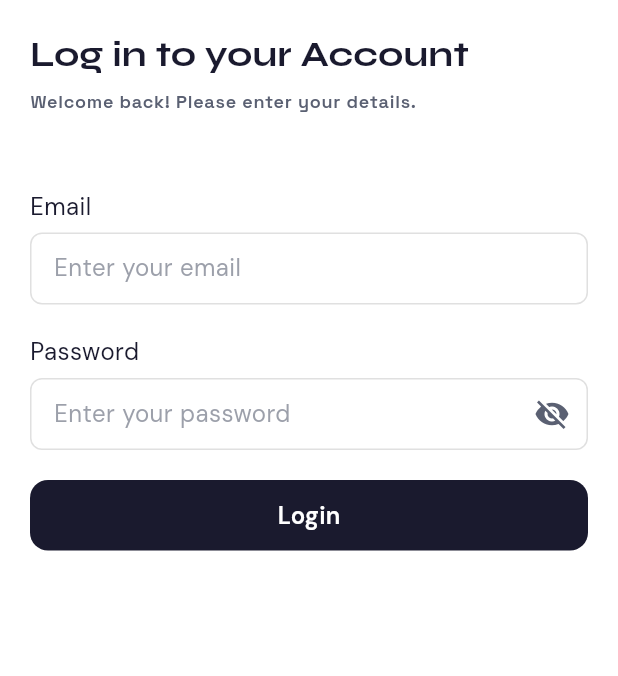
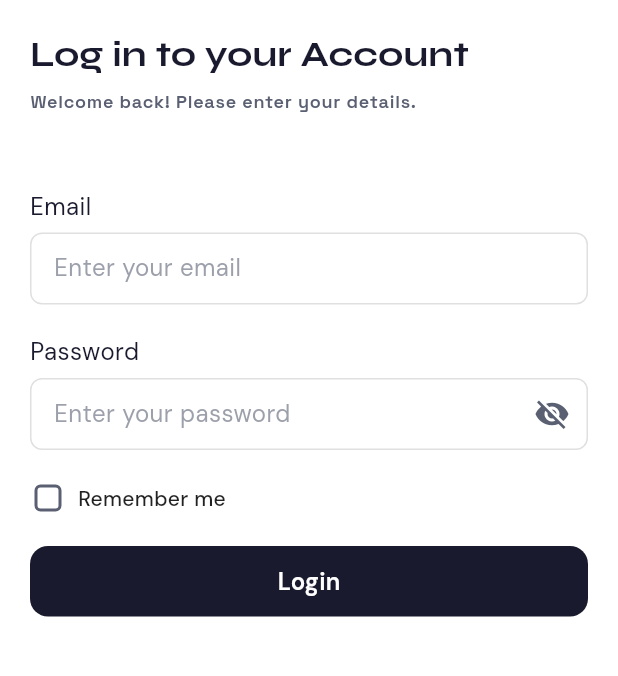
Before and after one commit to Nishan-Pradhan06/sangapu_hotel_lodge, a Flutter app: the screen it shows after launch, on a phone screen of 412 x 824 dp, the part 171-847 px from its top. Run offline on Flutter 3.47's test engine with Material 3 defaults, Android fonts, the phone set to English and light mode, and no system bars; our stand-ins replace dartz, dio, equatable, flutter_bloc, flutter_dotenv, flutter_secure_storage and 13 more; missing offline and left inert: dio_cache_interceptor, file_saver, http_cache_hive_store, nepali_date_picker, nepali_utils; accounts and stored records are empty; statements that could not run were skipped.

Commit message:
add remember me features

```diff
--- a/frontend_app/lib/core/di/dependency_injection.dart
+++ b/frontend_app/lib/core/di/dependency_injection.dart
@@ -2,6 +2,7 @@ import 'package:dio/dio.dart';
 import 'package:get_it/get_it.dart';
 import 'package:retry/retry.dart';
 import 'package:sangapu/features/auth/cubits/logout/logout_cubit.dart';
+import 'package:sangapu/features/auth/cubits/remember_me/remember_me_cubit.dart';
 import 'package:sangapu/features/expenses/blocs/add_expenses/add_expenses_record_bloc.dart';
 import 'package:sangapu/features/expenses/blocs/edit_expenses/edit_expenses_bloc.dart';
 import 'package:sangapu/features/expenses/blocs/get_expenses/get_expenses_bloc.dart';
@@ -42,7 +43,8 @@ Future<void> setupServiceLocator() async {
   sl.registerLazySingleton(() => StatementFilterCubit());
 
   //###---------------CUBIT--------------------###
-  sl.registerLazySingleton(() => LogoutCubit(repo: sl()));
+  sl.registerFactory(() => LogoutCubit(repo: sl()));
+  sl.registerFactory(() => RememberMeCubit());
 
   //###---------------REPOSITORY---------------###
   sl.registerLazySingleton<AuthRepository>(
--- a/frontend_app/lib/core/widgets/bloc_wrapper_widget.dart
+++ b/frontend_app/lib/core/widgets/bloc_wrapper_widget.dart
@@ -1,6 +1,7 @@
 import 'package:flutter/material.dart';
 import 'package:flutter_bloc/flutter_bloc.dart';
 import 'package:sangapu/features/auth/cubits/logout/logout_cubit.dart';
+import 'package:sangapu/features/auth/cubits/remember_me/remember_me_cubit.dart';
 import 'package:sangapu/features/expenses/blocs/add_expenses/add_expenses_record_bloc.dart';
 import 'package:sangapu/features/expenses/blocs/edit_expenses/edit_expenses_bloc.dart';
 import 'package:sangapu/features/rooms/blocs/edit_room_entry/edit_room_entry_bloc.dart';
@@ -25,6 +26,7 @@ class BlocWrapperWidget extends StatelessWidget {
       providers: [
         BlocProvider(create: (_) => sl<LogInBloc>()),
         BlocProvider(create: (_) => sl<LogoutCubit>()),
+        BlocProvider(create: (_) => sl<RememberMeCubit>()),
         BlocProvider(create: (_) => sl<RoomEntryBloc>()),
         BlocProvider(create: (_) => sl<StatementsBloc>()),
         BlocProvider(create: (_) => sl<GetExpensesBloc>()),
--- /dev/null
+++ b/frontend_app/lib/features/auth/cubits/remember_me/remember_me_state.dart
@@ -0,0 +1,3 @@
+part of 'remember_me_cubit.dart';
+
+typedef RememberMeState = BaseState<bool>;
--- a/frontend_app/lib/features/auth/screens/login_page.dart
+++ b/frontend_app/lib/features/auth/screens/login_page.dart
@@ -7,8 +7,10 @@ import '../../../core/widgets/custom_padding.dart';
 import '../../../core/widgets/custom_text_form_field.dart';
 import '../../../core/widgets/custom_toast.dart';
 import '../../../routers/app_routes_names.dart';
+import '../cubits/remember_me/remember_me_cubit.dart';
 import '../models/login_model.dart';
 import '../widgets/auth_header_widget.dart';
+import '../widgets/remember_me_widget.dart';
 
 class LoginPage extends StatefulWidget {
   const LoginPage({super.key});
@@ -23,6 +25,30 @@ class _LoginPageState extends State<LoginPage> {
   final _passwordController = TextEditingController();
 
   @override
+  void initState() {
+    super.initState();
+    _initRememberMe();
+  }
+
+  /// Initialize Cubit state and pre-fill credentials if stored
+  Future<void> _initRememberMe() async {
+    final credentials = await context.read<RememberMeCubit>().loadRememberMe();
+    if (credentials['email'] != null) {
+      _emailController.text = credentials['email']!;
+    }
+    if (credentials['password'] != null) {
+      _passwordController.text = credentials['password']!;
+    }
+  }
+
+  @override
+  void dispose() {
+    _emailController.dispose();
+    _passwordController.dispose();
+    super.dispose();
+  }
+
+  @override
   Widget build(BuildContext context) {
     return Scaffold(
       backgroundColor: Colors.white,
@@ -31,7 +57,14 @@ class _LoginPageState extends State<LoginPage> {
           child: CustomPadding(
             child: Form(
               key: _formKey,
-              child: Column(
+              child: BlocBuilder<RememberMeCubit, RememberMeState>(
+                builder: (context, rememberMeState) {
+                  final bool isChecked = rememberMeState.maybeWhen(
+                    loaded: (isRemembered) => isRemembered,
+                    orElse: () => false,
+                  );
+
+                  return Column(
                     spacing: 20,
                     crossAxisAlignment: CrossAxisAlignment.start,
                     children: [
@@ -57,7 +90,15 @@ class _LoginPageState extends State<LoginPage> {
                         borderColor: Colors.grey[300]!,
                         type: CustomTextFieldType.password,
                       ),
-
+                      // Remember Me Checkbox Row
+                      RememberMeWidget(
+                        value: isChecked,
+                        onChanged: (bool? newValue) {
+                          context.read<RememberMeCubit>().toggleRememberMe(
+                            newValue ?? false,
+                          );
+                        },
+                      ),
                       BlocConsumer<LogInBloc, LogInState>(
                           listener: (context, state) {
                             state.whenOrNull(
@@ -65,6 +106,10 @@ class _LoginPageState extends State<LoginPage> {
                                 CustomToast.showError(failure.message);
                               },
                               loaded: (data) {
+                                context.read<RememberMeCubit>().handleLoginSuccess(
+                                  email: _emailController.text,
+                                  password: _passwordController.text,
+                                );
                                 context.goNamed(AppRoutesName.bottomNavRoutePage);
                                 CustomToast.showSuccess(data);
                               },
@@ -95,6 +140,8 @@ class _LoginPageState extends State<LoginPage> {
                         },
                       ),
                     ],
+                  );
+                },
               ),
             ),
           ),
--- /dev/null
+++ b/frontend_app/lib/features/auth/widgets/remember_me_widget.dart
@@ -0,0 +1,48 @@
+import 'package:flutter/material.dart';
+
+class RememberMeWidget extends StatelessWidget {
+  final bool value;
+  final ValueChanged<bool?> onChanged;
+  final String label;
+
+  const RememberMeWidget({
+    super.key,
+    required this.value,
+    required this.onChanged,
+    this.label = 'Remember me',
+  });
+
+  @override
+  Widget build(BuildContext context) {
+    return Row(
+      mainAxisSize: MainAxisSize.min,
+      children: [
+        SizedBox(
+          height: 24,
+          width: 24,
+          child: Checkbox(
+            value: value,
+            activeColor: Theme.of(context).primaryColor,
+            visualDensity: VisualDensity.compact,
+            shape: RoundedRectangleBorder(
+              borderRadius: BorderRadius.circular(4),
+            ),
+            onChanged: onChanged,
+          ),
+        ),
+        const SizedBox(width: 8),
+        GestureDetector(
+          onTap: () => onChanged(!value),
+          child: Text(
+            label,
+            style: const TextStyle(
+              fontSize: 14,
+              fontWeight: FontWeight.w500,
+              color: Colors.black87,
+            ),
+          ),
+        ),
+      ],
+    );
+  }
+}
```
Also changed, not shown: frontend_app/lib/core/services/cache_service.dart (+79 -16 lines), frontend_app/lib/features/auth/cubits/remember_me/remember_me_cubit.dart (added, +43 -0 lines). Lines whose indentation alone changed are shown as unchanged.
